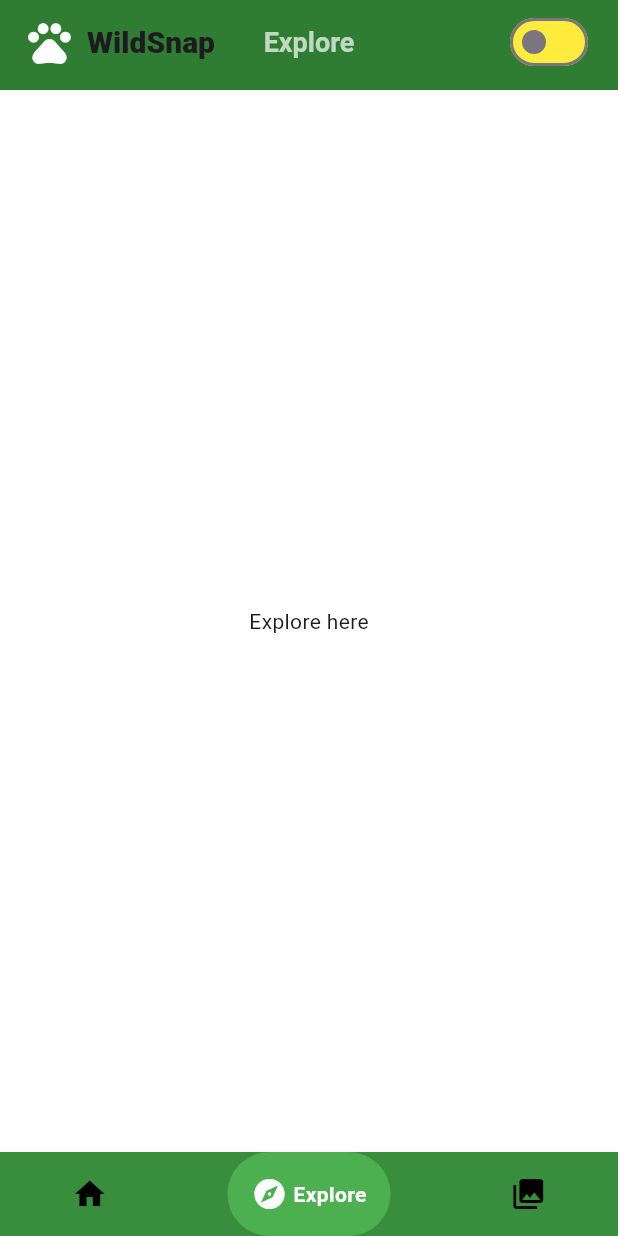
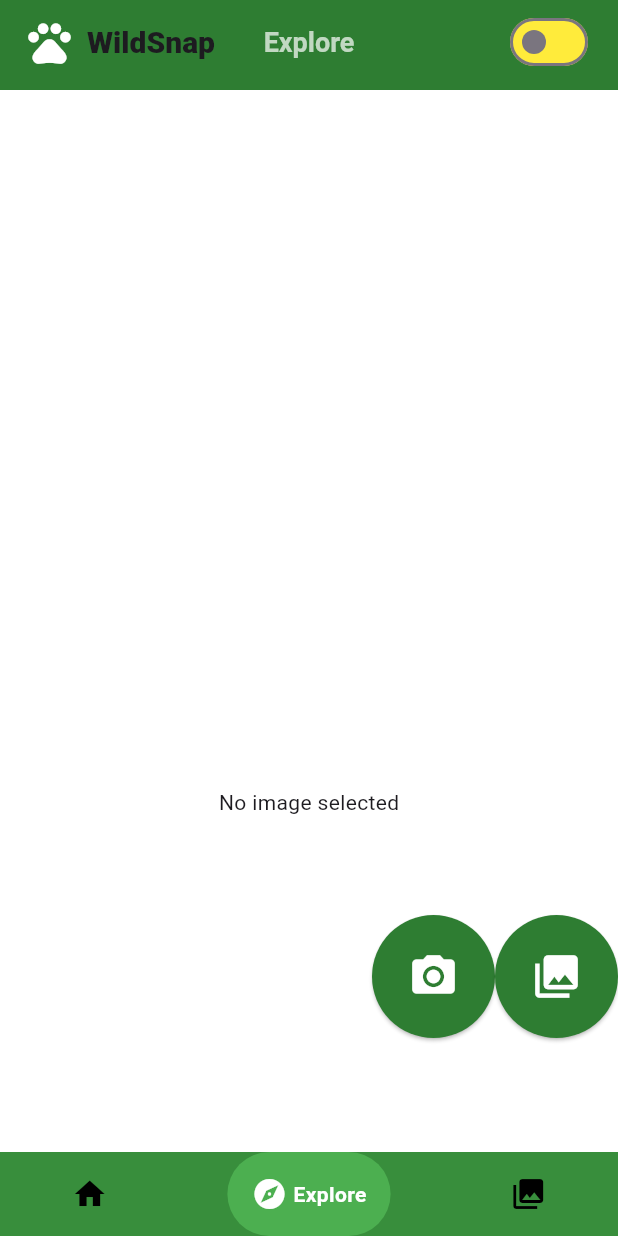
Before and after one commit to zaher-abbas/wildsnap, a Flutter app: the screen it shows after launch, item 2 of the bottom bar chosen, on a phone screen of 412 x 824 dp. Run offline on Flutter 3.47's test engine with Material 3 defaults, Android fonts, the phone set to English and light mode, and no system bars; drawn by our look-alikes of google_nav_bar; our stand-ins replace firebase_core, image_picker; accounts and stored records are empty; network calls fail.

Commit message:
feats: add dependencies + permission + create camera_page.dart

```diff
--- a/lib/screens/explore_page.dart
+++ b/lib/screens/explore_page.dart
@@ -1,4 +1,5 @@
 import 'package:flutter/material.dart';
+import 'package:wildsnap/widgets/camera_page.dart';
 import 'package:wildsnap/widgets/custom_appbar.dart';
 
 class ExplorePage extends StatelessWidget {
@@ -8,7 +9,17 @@ class ExplorePage extends StatelessWidget {
   Widget build(BuildContext context) {
     return Scaffold(
       appBar: CustomAppbar(title: 'Explore'),
-      body: const Center(child: Text('Explore here')),
+      body: SingleChildScrollView(
+        child: Column(
+          children: [
+            Container(
+              width: 300,
+              height: 400,
+            ),
+            CameraPage(),
+          ],
+        ),
+      ),
     );
   }
 }
--- /dev/null
+++ b/lib/widgets/camera_page.dart
@@ -0,0 +1,85 @@
+import 'package:flutter/foundation.dart' show kIsWeb;
+import 'package:flutter/material.dart';
+import 'package:image_picker/image_picker.dart';
+import 'dart:io';
+
+class CameraPage extends StatefulWidget {
+  const CameraPage({super.key});
+
+  @override
+  State<CameraPage> createState() => _CameraPageState();
+}
+
+class _CameraPageState extends State<CameraPage> {
+  XFile? pickedImage;
+
+  final picker = ImagePicker();
+
+  Future<void> pickImage(ImageSource source) async {
+    final pickedFile = await picker.pickImage(source: source);
+
+    if (pickedFile != null) {
+      setState(() {
+        pickedImage = pickedFile;
+      });
+    }
+  }
+
+  Widget _buildImageWidget() {
+    if (pickedImage == null) {
+      return const Center(child: Text('No image selected'));
+    }
+
+    if (kIsWeb) {
+      // Sur le web, on utilise Image.network
+      return Image.network(pickedImage!.path);
+    } else {
+      // Sur mobile, on utilise Image.file
+      return Image.file(File(pickedImage!.path));
+    }
+  }
+
+  @override
+  Widget build(BuildContext context) {
+    return Column(
+      children: [
+        SizedBox(
+          height: 150,
+          width: 150,
+          child: _buildImageWidget(),
+        ),
+        Row(
+          mainAxisAlignment: MainAxisAlignment.end,
+          children: [
+            ElevatedButton(
+              style: ElevatedButton.styleFrom(
+                shape: const CircleBorder(),
+                padding: const EdgeInsets.all(24),
+                backgroundColor: Colors.green[800],
+              ),
+              onPressed: () => pickImage(ImageSource.camera),
+              child: const Icon(
+                Icons.photo_camera,
+                color: Colors.white,
+                size: 34,
+              ),
+            ),
+            ElevatedButton(
+              style: ElevatedButton.styleFrom(
+                shape: const CircleBorder(),
+                padding: const EdgeInsets.all(24),
+                backgroundColor: Colors.green[800],
+              ),
+              onPressed: () => pickImage(ImageSource.gallery),
+              child: const Icon(
+                Icons.photo_library,
+                color: Colors.white,
+                size: 34,
+              ),
+            ),
+          ],
+        ),
+      ],
+    );
+  }
+}
--- a/pubspec.yaml
+++ b/pubspec.yaml
@@ -38,6 +38,7 @@ dependencies:
   cupertino_icons: ^1.0.8
   google_nav_bar: ^5.0.7
   http: ^1.5.0
+  image_picker: ^1.2.0
 
 dev_dependencies:
   flutter_test:
```
Also changed, not shown: 4 other files.
